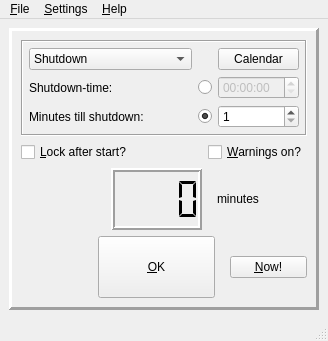
hakaishi/shutdown-qapps, file qshutdown/src/ui/gui.ui: the form before one commit.
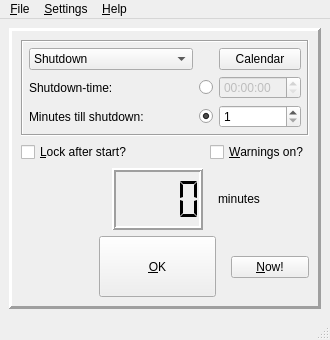
The form after the commit. Icons and pictures are not drawn.

```diff
--- a/qshutdown/src/ui/gui.ui
+++ b/qshutdown/src/ui/gui.ui
@@ -6,8 +6,8 @@
    <rect>
     <x>0</x>
     <y>0</y>
-    <width>328</width>
-    <height>341</height>
+    <width>330</width>
+    <height>340</height>
    </rect>
   </property>
   <property name="windowTitle">
@@ -415,8 +415,8 @@
     <rect>
      <x>0</x>
      <y>0</y>
-     <width>328</width>
-     <height>25</height>
+     <width>330</width>
+     <height>23</height>
     </rect>
    </property>
    <widget class="QMenu" name="menuFile">
```
